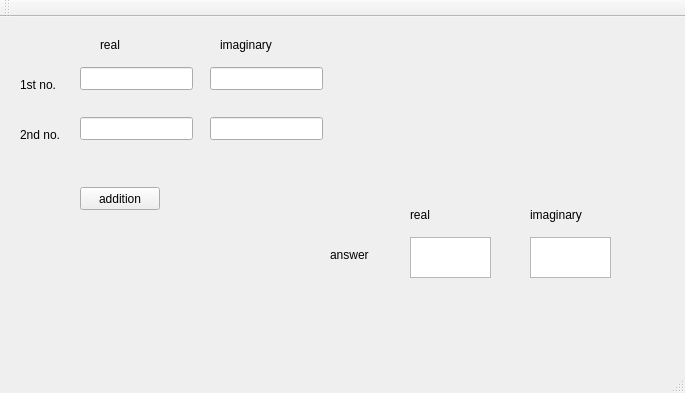
Qt form mainwindow.ui (msdeep14/complex_no_arithmetic) before a commit.
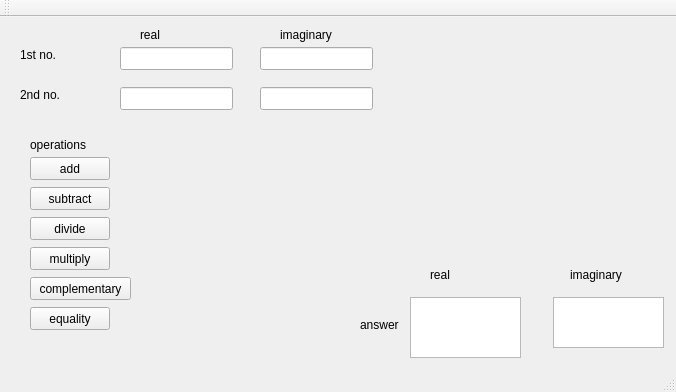
The same form after that commit.

```diff
--- a/mainwindow.ui
+++ b/mainwindow.ui
@@ -6,45 +6,19 @@
    <rect>
     <x>0</x>
     <y>0</y>
-    <width>685</width>
-    <height>393</height>
+    <width>676</width>
+    <height>392</height>
    </rect>
   </property>
   <property name="windowTitle">
    <string>MainWindow</string>
   </property>
   <widget class="QWidget" name="centralWidget">
-   <widget class="QLabel" name="label">
-    <property name="geometry">
-     <rect>
-      <x>20</x>
-      <y>60</y>
-      <width>57</width>
-      <height>15</height>
-     </rect>
-    </property>
-    <property name="text">
-     <string>1st no.</string>
-    </property>
-   </widget>
-   <widget class="QLabel" name="label_2">
-    <property name="geometry">
-     <rect>
-      <x>20</x>
-      <y>110</y>
-      <width>57</width>
-      <height>15</height>
-     </rect>
-    </property>
-    <property name="text">
-     <string>2nd no.</string>
-    </property>
-   </widget>
    <widget class="QLineEdit" name="lineEdit">
     <property name="geometry">
      <rect>
-      <x>80</x>
-      <y>50</y>
+      <x>120</x>
+      <y>30</y>
       <width>113</width>
       <height>23</height>
      </rect>
@@ -53,8 +27,8 @@
    <widget class="QLineEdit" name="lineEdit_2">
     <property name="geometry">
      <rect>
-      <x>80</x>
-      <y>100</y>
+      <x>260</x>
+      <y>30</y>
       <width>113</width>
       <height>23</height>
      </rect>
@@ -63,8 +37,8 @@
    <widget class="QLineEdit" name="lineEdit_3">
     <property name="geometry">
      <rect>
-      <x>210</x>
-      <y>50</y>
+      <x>120</x>
+      <y>70</y>
       <width>113</width>
       <height>23</height>
      </rect>
@@ -73,104 +47,208 @@
    <widget class="QLineEdit" name="lineEdit_4">
     <property name="geometry">
      <rect>
-      <x>210</x>
-      <y>100</y>
+      <x>260</x>
+      <y>70</y>
       <width>113</width>
       <height>23</height>
      </rect>
     </property>
    </widget>
+   <widget class="QPlainTextEdit" name="plainTextEdit">
+    <property name="geometry">
+     <rect>
+      <x>410</x>
+      <y>280</y>
+      <width>111</width>
+      <height>61</height>
+     </rect>
+    </property>
+   </widget>
+   <widget class="QPushButton" name="pushButton">
+    <property name="geometry">
+     <rect>
+      <x>30</x>
+      <y>140</y>
+      <width>80</width>
+      <height>23</height>
+     </rect>
+    </property>
+    <property name="text">
+     <string>add</string>
+    </property>
+   </widget>
+   <widget class="QLabel" name="label">
+    <property name="geometry">
+     <rect>
+      <x>140</x>
+      <y>10</y>
+      <width>57</width>
+      <height>15</height>
+     </rect>
+    </property>
+    <property name="text">
+     <string>real</string>
+    </property>
+   </widget>
+   <widget class="QLabel" name="label_2">
+    <property name="geometry">
+     <rect>
+      <x>280</x>
+      <y>10</y>
+      <width>71</width>
+      <height>16</height>
+     </rect>
+    </property>
+    <property name="text">
+     <string>imaginary</string>
+    </property>
+   </widget>
    <widget class="QLabel" name="label_3">
     <property name="geometry">
      <rect>
-      <x>100</x>
-      <y>20</y>
+      <x>20</x>
+      <y>30</y>
       <width>57</width>
       <height>15</height>
      </rect>
     </property>
     <property name="text">
-     <string>real</string>
+     <string>1st no.</string>
     </property>
    </widget>
    <widget class="QLabel" name="label_4">
     <property name="geometry">
      <rect>
-      <x>220</x>
-      <y>20</y>
-      <width>81</width>
-      <height>16</height>
+      <x>20</x>
+      <y>70</y>
+      <width>57</width>
+      <height>15</height>
      </rect>
     </property>
     <property name="text">
-     <string>imaginary</string>
-    </property>
-   </widget>
-   <widget class="QPushButton" name="pushButton">
-    <property name="geometry">
-     <rect>
-      <x>80</x>
-      <y>170</y>
-      <width>80</width>
-      <height>23</height>
-     </rect>
-    </property>
-    <property name="text">
-     <string>addition</string>
-    </property>
-   </widget>
-   <widget class="QPlainTextEdit" name="plainTextEdit">
-    <property name="geometry">
-     <rect>
-      <x>410</x>
-      <y>220</y>
-      <width>81</width>
-      <height>41</height>
-     </rect>
-    </property>
-   </widget>
-   <widget class="QPlainTextEdit" name="plainTextEdit_2">
-    <property name="geometry">
-     <rect>
-      <x>530</x>
-      <y>220</y>
-      <width>81</width>
-      <height>41</height>
-     </rect>
+     <string>2nd no.</string>
     </property>
    </widget>
    <widget class="QLabel" name="label_5">
     <property name="geometry">
      <rect>
-      <x>330</x>
+      <x>30</x>
+      <y>120</y>
+      <width>81</width>
+      <height>16</height>
+     </rect>
+    </property>
+    <property name="text">
+     <string>operations</string>
+    </property>
+   </widget>
+   <widget class="QPushButton" name="pushButton_2">
+    <property name="geometry">
+     <rect>
+      <x>30</x>
+      <y>170</y>
+      <width>80</width>
+      <height>23</height>
+     </rect>
+    </property>
+    <property name="text">
+     <string>subtract</string>
+    </property>
+   </widget>
+   <widget class="QPushButton" name="pushButton_3">
+    <property name="geometry">
+     <rect>
+      <x>30</x>
+      <y>200</y>
+      <width>80</width>
+      <height>23</height>
+     </rect>
+    </property>
+    <property name="text">
+     <string>divide</string>
+    </property>
+   </widget>
+   <widget class="QPushButton" name="pushButton_4">
+    <property name="geometry">
+     <rect>
+      <x>30</x>
       <y>230</y>
-      <width>57</width>
-      <height>15</height>
+      <width>80</width>
+      <height>23</height>
      </rect>
     </property>
     <property name="text">
-     <string>answer</string>
+     <string>multiply</string>
     </property>
    </widget>
    <widget class="QLabel" name="label_6">
     <property name="geometry">
      <rect>
-      <x>410</x>
-      <y>190</y>
+      <x>360</x>
+      <y>300</y>
       <width>57</width>
       <height>15</height>
      </rect>
     </property>
     <property name="text">
-     <string>real</string>
+     <string>answer</string>
+    </property>
+   </widget>
+   <widget class="QPushButton" name="pushButton_5">
+    <property name="geometry">
+     <rect>
+      <x>30</x>
+      <y>260</y>
+      <width>101</width>
+      <height>23</height>
+     </rect>
+    </property>
+    <property name="text">
+     <string>complementary</string>
+    </property>
+   </widget>
+   <widget class="QPushButton" name="pushButton_6">
+    <property name="geometry">
+     <rect>
+      <x>30</x>
+      <y>290</y>
+      <width>80</width>
+      <height>23</height>
+     </rect>
+    </property>
+    <property name="text">
+     <string>equality</string>
+    </property>
+   </widget>
+   <widget class="QPlainTextEdit" name="plainTextEdit_2">
+    <property name="geometry">
+     <rect>
+      <x>553</x>
+      <y>280</y>
+      <width>111</width>
+      <height>51</height>
+     </rect>
     </property>
    </widget>
    <widget class="QLabel" name="label_7">
     <property name="geometry">
      <rect>
-      <x>530</x>
-      <y>190</y>
-      <width>71</width>
+      <x>430</x>
+      <y>250</y>
+      <width>57</width>
+      <height>15</height>
+     </rect>
+    </property>
+    <property name="text">
+     <string>real</string>
+    </property>
+   </widget>
+   <widget class="QLabel" name="label_8">
+    <property name="geometry">
+     <rect>
+      <x>570</x>
+      <y>250</y>
+      <width>61</width>
       <height>16</height>
      </rect>
     </property>
```
Left out of the diff: 2 changed lines with no effect on the pictures.
